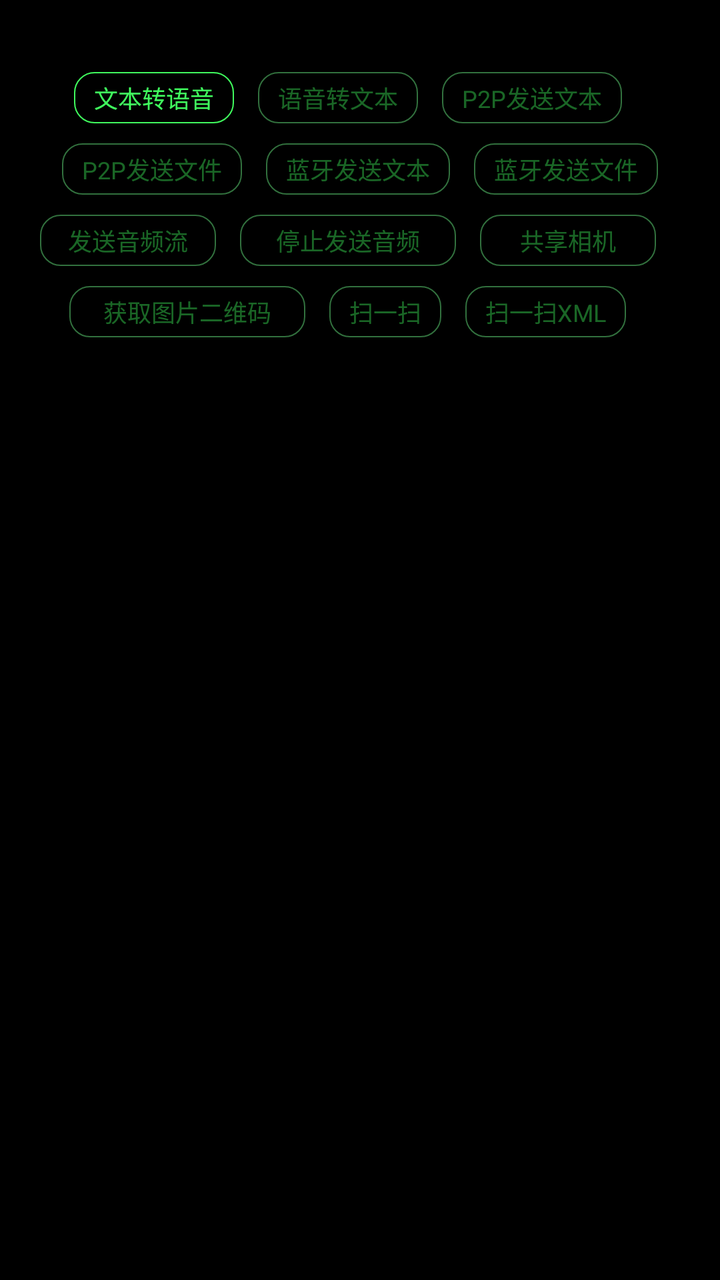
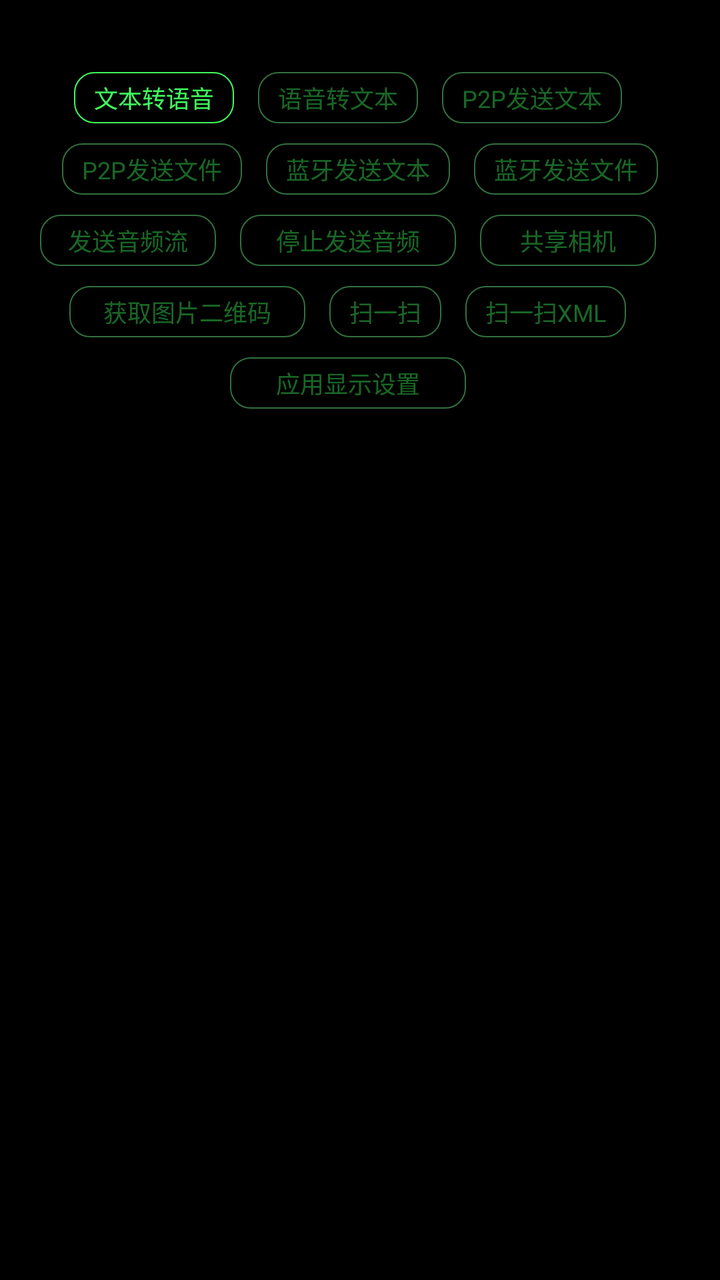

Compare the two renders of this Android layout. The source of the first and the diff that turns it into the second are given below.
<!-- AndroidManifest.xml: application theme Theme.Glessedemo -->
<!-- res/layout/activity_sendmessage.xml -->
<?xml version="1.0" encoding="utf-8"?>
<androidx.constraintlayout.widget.ConstraintLayout xmlns:android="http://schemas.android.com/apk/res/android"
    xmlns:app="http://schemas.android.com/apk/res-auto"
    xmlns:tools="http://schemas.android.com/tools"
    android:layout_width="match_parent"
    android:layout_height="match_parent"
    android:background="@color/black">

    <LinearLayout
        android:id="@+id/llMain"
        android:layout_width="match_parent"
        android:layout_height="wrap_content"
        android:background="@color/black"
        android:orientation="vertical"
        app:layout_constraintEnd_toEndOf="parent"
        app:layout_constraintStart_toStartOf="parent"
        app:layout_constraintTop_toTopOf="parent"
        tools:context="com.rokid.glass.SendMessageActivity">

        <LinearLayout
            android:layout_width="match_parent"
            android:layout_height="wrap_content"
            android:layout_marginTop="36dp"
            android:gravity="center"
            android:orientation="horizontal">

            <androidx.appcompat.widget.AppCompatTextView
                android:id="@+id/btTts"
                android:layout_width="wrap_content"
                android:layout_height="wrap_content"
                android:layout_marginEnd="12dp"
                android:background="@drawable/round_select_bg"
                android:paddingHorizontal="10dp"
                android:paddingVertical="4dp"
                android:text="文本转语音"
                android:textColor="@color/green"
                android:textSize="12sp" />

            <androidx.appcompat.widget.AppCompatTextView
                android:id="@+id/btAsr"
                android:layout_width="wrap_content"
                android:layout_height="wrap_content"
                android:layout_marginEnd="12dp"
                android:background="@drawable/round_unselect_bg"
                android:textColor="@color/green_normal_40"
                android:paddingHorizontal="10dp"
                android:paddingVertical="4dp"
                android:text="语音转文本"
                android:textSize="12sp" />

            <androidx.appcompat.widget.AppCompatTextView
                android:id="@+id/wfSendTextBtn"
                android:layout_width="wrap_content"
                android:layout_height="wrap_content"
                android:layout_marginEnd="12dp"
                android:background="@drawable/round_unselect_bg"
                android:paddingHorizontal="10dp"
                android:paddingVertical="4dp"
                android:text="P2P发送文本"
                android:textColor="@color/green_normal_40"
                android:textSize="12sp" />

        </LinearLayout>

        <LinearLayout
            android:layout_width="match_parent"
            android:layout_height="wrap_content"
            android:layout_marginTop="10dp"
            android:gravity="center"
            android:orientation="horizontal">

            <androidx.appcompat.widget.AppCompatTextView
                android:id="@+id/wfSendFileBtn"
                android:layout_width="wrap_content"
                android:layout_height="wrap_content"
                android:layout_marginEnd="12dp"
                android:background="@drawable/round_unselect_bg"
                android:paddingHorizontal="10dp"
                android:paddingVertical="4dp"
                android:text="P2P发送文件"
                android:textColor="@color/green_normal_40"
                android:textSize="12sp" />

            <androidx.appcompat.widget.AppCompatTextView
                android:id="@+id/btSendTextBtn"
                android:layout_width="wrap_content"
                android:layout_height="wrap_content"
                android:layout_marginEnd="12dp"
                android:background="@drawable/round_unselect_bg"
                android:paddingHorizontal="10dp"
                android:paddingVertical="4dp"
                android:text="蓝牙发送文本"
                android:textColor="@color/green_normal_40"
                android:textSize="12sp" />

            <androidx.appcompat.widget.AppCompatTextView
                android:id="@+id/btSendFileBtn"
                android:layout_width="wrap_content"
                android:layout_height="wrap_content"
                android:background="@drawable/round_unselect_bg"
                android:paddingHorizontal="10dp"
                android:paddingVertical="4dp"
                android:text="蓝牙发送文件"
                android:textColor="@color/green_normal_40"
                android:textSize="12sp" />

        </LinearLayout>

        <LinearLayout
            android:layout_width="match_parent"
            android:layout_height="wrap_content"
            android:layout_marginTop="10dp"
            android:gravity="center"
            android:orientation="horizontal">

            <androidx.appcompat.widget.AppCompatTextView
                android:id="@+id/btSendAudioStream"
                android:layout_width="88dp"
                android:layout_height="wrap_content"
                android:layout_marginEnd="12dp"
                android:background="@drawable/round_unselect_bg"
                android:gravity="center"
                android:paddingVertical="4dp"
                android:text="发送音频流"
                android:textColor="@color/green_normal_40"
                android:textSize="12sp" />

            <androidx.appcompat.widget.AppCompatTextView
                android:id="@+id/btStopSendAudioStream"
                android:layout_width="108dp"
                android:layout_height="wrap_content"
                android:layout_marginEnd="12dp"
                android:background="@drawable/round_unselect_bg"
                android:gravity="center"
                android:paddingVertical="4dp"
                android:text="停止发送音频"
                android:textColor="@color/green_normal_40"
                android:textSize="12sp" />

            <androidx.appcompat.widget.AppCompatTextView
                android:id="@+id/btCameraShare"
                android:layout_width="88dp"
                android:layout_height="wrap_content"
                android:layout_marginEnd="12dp"
                android:background="@drawable/round_unselect_bg"
                android:gravity="center"
                android:paddingVertical="4dp"
                android:text="共享相机"
                android:textColor="@color/green_normal_40"
                android:textSize="12sp" />

        </LinearLayout>

        <LinearLayout
            android:layout_width="match_parent"
            android:layout_height="wrap_content"
            android:layout_marginTop="10dp"
            android:gravity="center"
            android:orientation="horizontal">



            <androidx.appcompat.widget.AppCompatTextView
                android:id="@+id/btQRCodeImage"
                android:layout_width="118dp"
                android:layout_height="wrap_content"
                android:layout_marginEnd="12dp"
                android:background="@drawable/round_unselect_bg"
                android:gravity="center"
                android:paddingVertical="4dp"
                android:text="获取图片二维码"
                android:textColor="@color/green_normal_40"
                android:textSize="12sp" />

            <androidx.appcompat.widget.AppCompatTextView
                android:id="@+id/btQRCode"
                android:layout_width="wrap_content"
                android:layout_height="wrap_content"
                android:layout_marginEnd="12dp"
                android:background="@drawable/round_unselect_bg"
                android:gravity="center"
                android:paddingHorizontal="10dp"
                android:paddingVertical="4dp"
                android:text="扫一扫"
                android:textColor="@color/green_normal_40"
                android:textSize="12sp" />

            <androidx.appcompat.widget.AppCompatTextView
                android:id="@+id/btQRCodeXml"
                android:layout_width="wrap_content"
                android:layout_height="wrap_content"
                android:layout_marginEnd="12dp"
                android:background="@drawable/round_unselect_bg"
                android:gravity="center"
                android:paddingHorizontal="10dp"
                android:paddingVertical="4dp"
                android:text="扫一扫XML"
                android:textColor="@color/green_normal_40"
                android:textSize="12sp" />

        </LinearLayout>

    </LinearLayout>

    <ScrollView
        android:id="@+id/scrollView"
        android:layout_width="match_parent"
        android:layout_height="0dp"
        android:layout_marginTop="20dp"
        app:layout_constraintBottom_toBottomOf="parent"
        app:layout_constraintEnd_toEndOf="parent"
        app:layout_constraintStart_toStartOf="parent"
        app:layout_constraintTop_toBottomOf="@id/llMain">

        <LinearLayout
            android:layout_width="match_parent"
            android:layout_height="wrap_content"
            android:orientation="vertical">

            <TextView
                android:id="@+id/tvLog"
                android:layout_width="match_parent"
                android:layout_height="wrap_content"
                android:textColor="@color/green_normal_60"
                android:textSize="11sp" />

        </LinearLayout>

    </ScrollView>

    <View
        android:id="@+id/keyMark"
        android:layout_width="match_parent"
        android:layout_height="match_parent"
        app:layout_constraintBottom_toBottomOf="parent"
        app:layout_constraintEnd_toEndOf="parent"
        app:layout_constraintStart_toStartOf="parent"
        app:layout_constraintTop_toTopOf="parent" />

</androidx.constraintlayout.widget.ConstraintLayout>
<!-- resources referenced by this layout -->
<resources>
  <color name="black">#FF000000</color>
  <color name="green">#40FF5E</color>
  <color name="green_normal_40">#6640FF5E</color>
  <color name="green_normal_60">#9940FF5E</color>
  <!-- drawable round_select_bg (drawable) -->
  <?xml version="1.0" encoding="utf-8"?>
  <shape xmlns:android="http://schemas.android.com/apk/res/android">
      <stroke
          android:width="2px"
          android:color="@color/green" />
      <corners android:radius="10dp" />
      <solid android:color="@android:color/transparent" />
  </shape>
  <!-- drawable round_unselect_bg (drawable) -->
  <?xml version="1.0" encoding="utf-8"?>
  <shape xmlns:android="http://schemas.android.com/apk/res/android">
      <stroke
          android:width="2px"
          android:color="@color/green_70" />
      <corners android:radius="10dp" />
      <solid android:color="@android:color/transparent" />
  </shape>
  <style name="Theme.Glessedemo" parent="Theme.AppCompat.Light.NoActionBar" />
  <color name="green_70">#B348A259</color>
</resources>

<!-- the commit's change to res/layout/activity_sendmessage.xml (unified diff, before → after) -->
@@ -200,6 +200,30 @@
 
         </LinearLayout>
 
+        <LinearLayout
+            android:layout_width="match_parent"
+            android:layout_height="wrap_content"
+            android:layout_marginTop="10dp"
+            android:gravity="center"
+            android:orientation="horizontal">
+
+
+
+            <androidx.appcompat.widget.AppCompatTextView
+                android:id="@+id/btConfigureAppVisibility"
+                android:layout_width="118dp"
+                android:layout_height="wrap_content"
+                android:layout_marginEnd="12dp"
+                android:background="@drawable/round_unselect_bg"
+                android:gravity="center"
+                android:paddingVertical="4dp"
+                android:text="应用显示设置"
+                android:textColor="@color/green_normal_40"
+                android:textSize="12sp" />
+
+
+        </LinearLayout>
+
     </LinearLayout>
 
     <ScrollView
